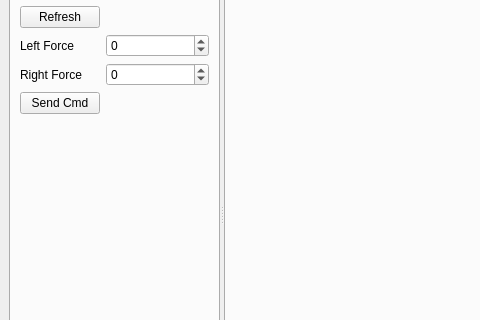
Old version of the form sim/simulator/lib/mainwindow.ui in the repository WPISmartmouse/Smartmouse_2018; both pictures show x 0 to 480 and y 85 to 405 of the 769 by 600 pixel window.
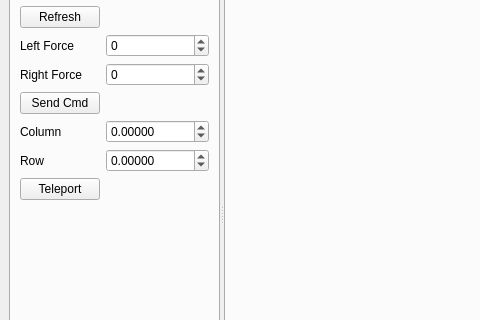
New version of the form.

The edit to the form file:
```diff
--- a/sim/simulator/lib/mainwindow.ui
+++ b/sim/simulator/lib/mainwindow.ui
@@ -192,6 +192,59 @@
            </property>
           </widget>
          </item>
+         <item row="6" column="0">
+          <widget class="QLabel" name="teleport_column_label">
+           <property name="text">
+            <string>Column</string>
+           </property>
+          </widget>
+         </item>
+         <item row="7" column="0">
+          <widget class="QLabel" name="teleport_row_label">
+           <property name="text">
+            <string>Row</string>
+           </property>
+          </widget>
+         </item>
+         <item row="6" column="1">
+          <widget class="QDoubleSpinBox" name="teleport_column_spinbox">
+           <property name="decimals">
+            <number>5</number>
+           </property>
+           <property name="minimum">
+            <double>-10.000000000000000</double>
+           </property>
+           <property name="maximum">
+            <double>10.000000000000000</double>
+           </property>
+           <property name="singleStep">
+            <double>0.012000000000000</double>
+           </property>
+          </widget>
+         </item>
+         <item row="7" column="1">
+          <widget class="QDoubleSpinBox" name="teleport_row_spinbox">
+           <property name="decimals">
+            <number>5</number>
+           </property>
+           <property name="minimum">
+            <double>-10.000000000000000</double>
+           </property>
+           <property name="maximum">
+            <double>10.000000000000000</double>
+           </property>
+           <property name="singleStep">
+            <double>0.012000000000000</double>
+           </property>
+          </widget>
+         </item>
+         <item row="8" column="0">
+          <widget class="QPushButton" name="teleport_button">
+           <property name="text">
+            <string>Teleport</string>
+           </property>
+          </widget>
+         </item>
         </layout>
        </widget>
       </widget>
```
Left out of the diff: 4 changed lines with no effect on the pictures.
